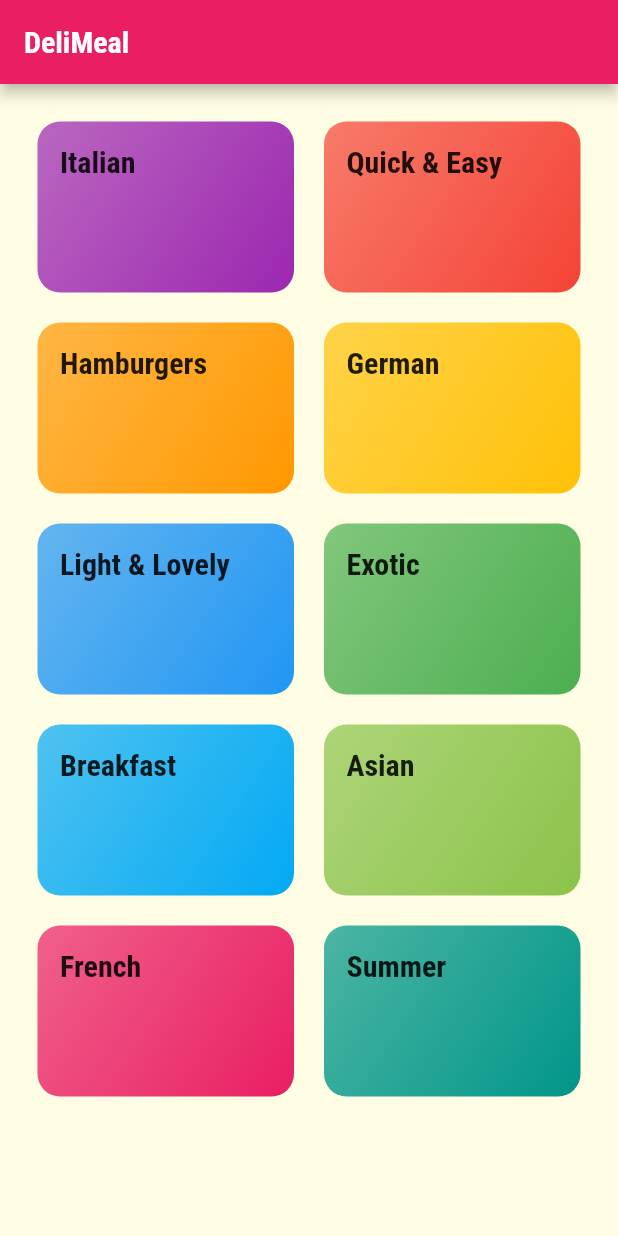
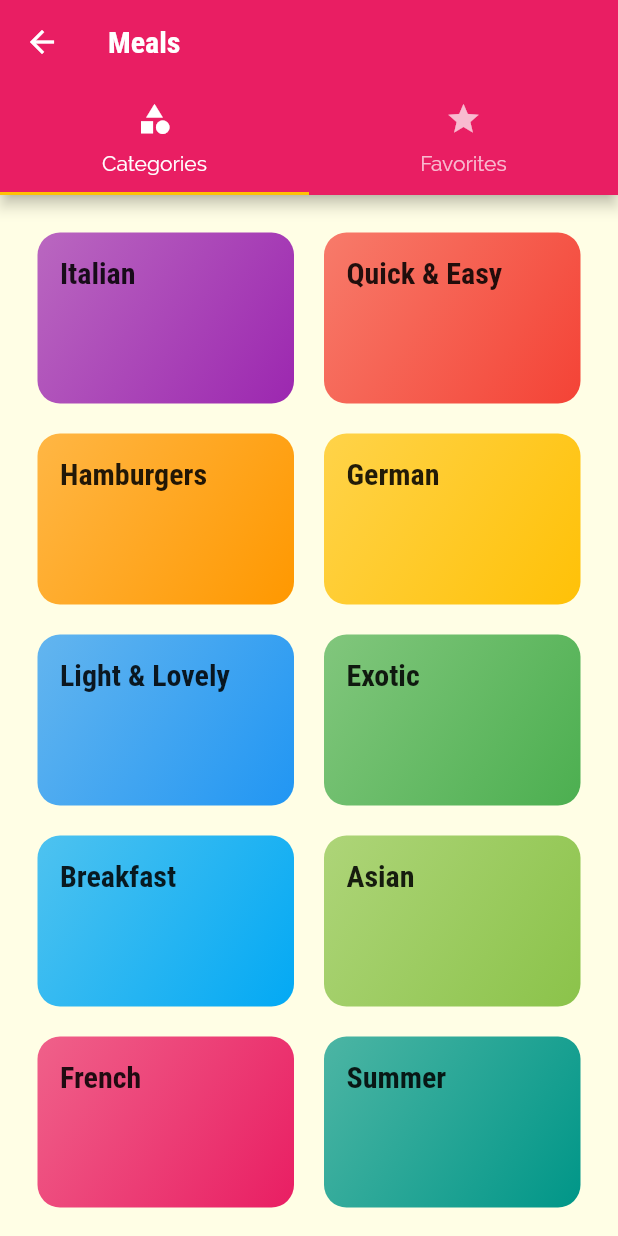
Before and after one commit to MrNasan/FlutterUdemy_MealsApp, a Flutter app: the screen it shows after launch, on a phone screen of 412 x 824 dp. Run offline on Flutter 3.47's test engine with Material 2 defaults, Android fonts, the phone set to English and light mode, and no system bars.

Commit message:
add tab under appbar

```diff
--- a/lib/main.dart
+++ b/lib/main.dart
@@ -1,5 +1,6 @@
 import 'package:flutter/material.dart';
 import 'package:meals_app/screens/meal_detail_screen.dart';
+import 'package:meals_app/screens/tabs_screen.dart';
 
 import '../screens/categories_screen.dart';
 import '../screens/category_meals_screen.dart';
@@ -34,7 +35,9 @@ class MyApp extends StatelessWidget {
             ),
       ),
       home: const CategoriesScreen(),
+      initialRoute: '/1',
       routes: {
+        '/1': (ctx) => TabsScreen(),
         CategoryMealsScreen.routeName: (ctx) => CategoryMealsScreen(),
         MealDetailScreen.routeName: (ctx) => MealDetailScreen(),
       },
--- a/lib/screens/categories_screen.dart
+++ b/lib/screens/categories_screen.dart
@@ -8,13 +8,7 @@ class CategoriesScreen extends StatelessWidget {
 
   @override
   Widget build(BuildContext context) {
-    return Scaffold(
-      appBar: AppBar(
-        title: const Text(
-          'DeliMeal',
-        ),
-      ),
-      body: GridView(
+    return GridView(
       padding: const EdgeInsets.all(25),
       children: DUMMY_CATEGORIES
           .map((catData) =>
@@ -26,7 +20,6 @@ class CategoriesScreen extends StatelessWidget {
         crossAxisSpacing: 20,
         mainAxisSpacing: 20,
       ),
-      ),
     );
   }
 }
--- /dev/null
+++ b/lib/screens/favorites_screen.dart
@@ -0,0 +1,12 @@
+import 'package:flutter/material.dart';
+
+class FavoritesScreen extends StatelessWidget {
+  const FavoritesScreen({Key? key}) : super(key: key);
+
+  @override
+  Widget build(BuildContext context) {
+    return Center(
+      child: Text('Tab'),
+    );
+  }
+}
--- /dev/null
+++ b/lib/screens/tabs_screen.dart
@@ -0,0 +1,36 @@
+import 'package:flutter/material.dart';
+import 'package:meals_app/screens/categories_screen.dart';
+import 'package:meals_app/screens/favorites_screen.dart';
+
+class TabsScreen extends StatefulWidget {
+  TabsScreen({Key? key}) : super(key: key);
+
+  @override
+  State<TabsScreen> createState() => _TabsScreenState();
+}
+
+class _TabsScreenState extends State<TabsScreen> {
+  @override
+  Widget build(BuildContext context) {
+    return DefaultTabController(
+        length: 2,
+        child: Scaffold(
+          appBar: AppBar(
+            title: Text('Meals'),
+            bottom: TabBar(
+              tabs: [
+                Tab(
+                  icon: Icon(Icons.category),
+                  text: 'Categories',
+                ),
+                Tab(
+                  icon: Icon(Icons.star),
+                  text: 'Favorites',
+                ),
+              ],
+            ),
+          ),
+          body: TabBarView(children: [CategoriesScreen(), FavoritesScreen()]),
+        ));
+  }
+}
```
Lines whose indentation alone changed are shown as unchanged.
